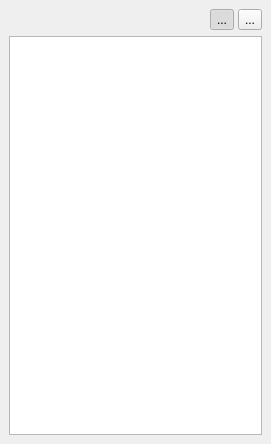
Qt form ui/PendingChanges.ui (couteau/qgis_redistricting) before a commit.
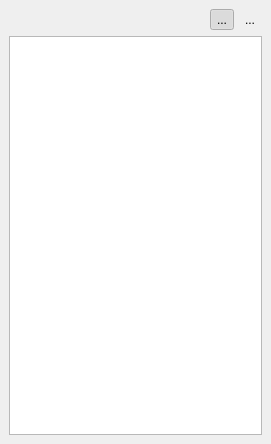
The same form after that commit. Custom widgets are drawn as their Qt base class.

The edit to the form file:
```diff
--- a/ui/PendingChanges.ui
+++ b/ui/PendingChanges.ui
@@ -82,6 +82,9 @@
          <property name="text">
           <string>...</string>
          </property>
+         <property name="autoRaise">
+          <bool>true</bool>
+         </property>
         </widget>
        </item>
       </layout>
```
